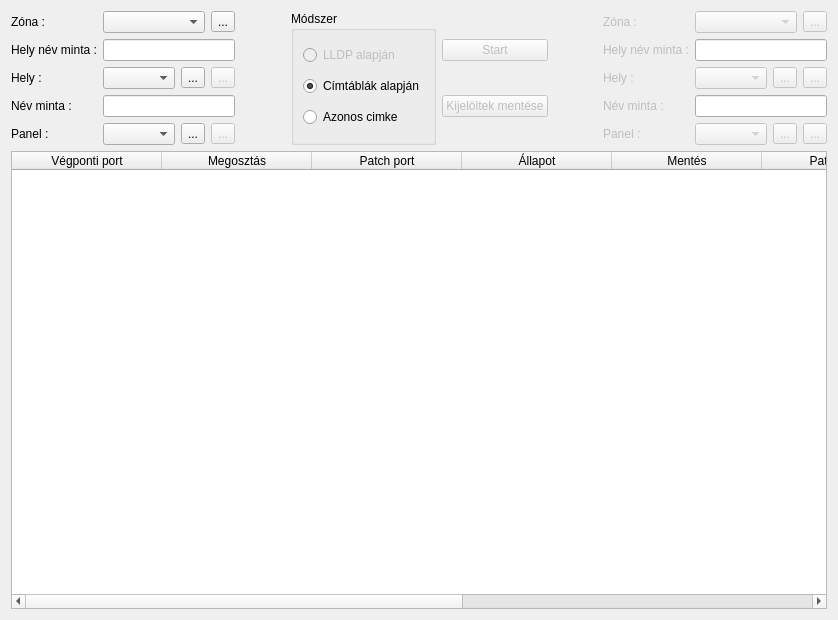
Before: the Qt Designer form lv2g/deducepatch.ui in csikfer/lanview2, drawn with Qt 5.
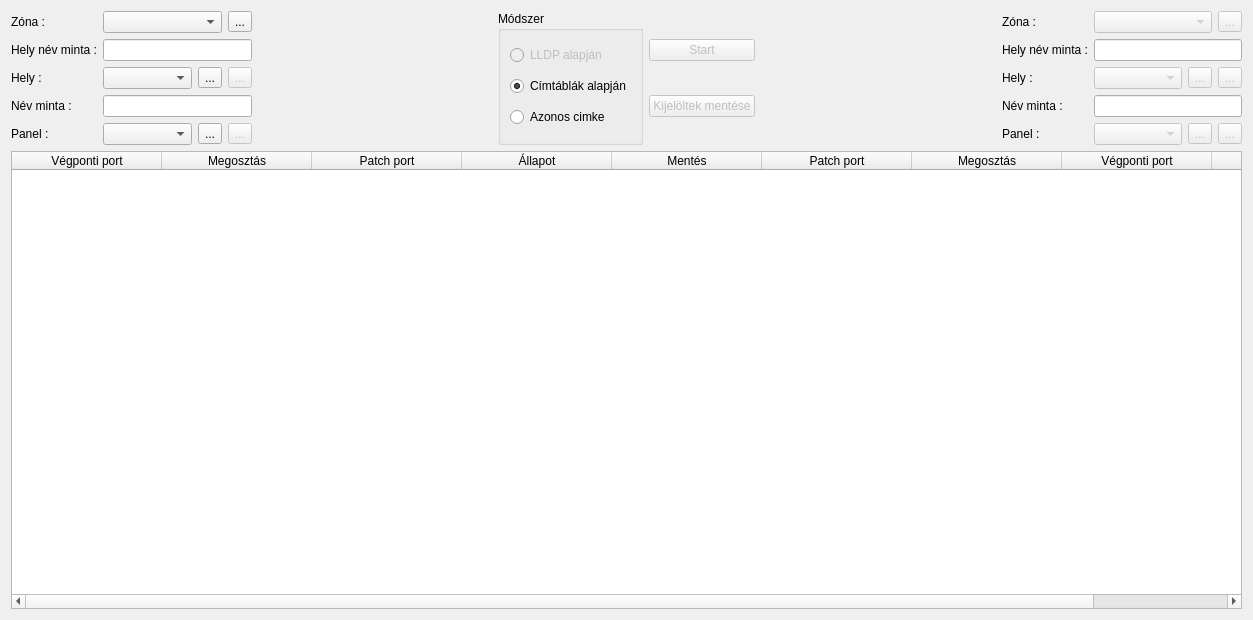
After: the same form once the commit is applied. Icons and pictures are not drawn.

```diff
--- a/lv2g/deducepatch.ui
+++ b/lv2g/deducepatch.ui
@@ -6,7 +6,7 @@
    <rect>
     <x>0</x>
     <y>0</y>
-    <width>838</width>
+    <width>1253</width>
     <height>620</height>
    </rect>
   </property>
@@ -241,7 +241,7 @@
        <item row="0" column="0">
         <widget class="QLabel" name="labelZone2">
          <property name="enabled">
-          <bool>false</bool>
+          <bool>true</bool>
          </property>
          <property name="text">
           <string>Zóna :</string>
@@ -251,7 +251,7 @@
        <item row="4" column="0">
         <widget class="QLabel" name="labelPatch2">
          <property name="enabled">
-          <bool>false</bool>
+          <bool>true</bool>
          </property>
          <property name="text">
           <string>Panel :</string>
@@ -261,7 +261,7 @@
        <item row="2" column="0">
         <widget class="QLabel" name="labelPlace2">
          <property name="enabled">
-          <bool>false</bool>
+          <bool>true</bool>
          </property>
          <property name="text">
           <string>Hely :</string>
@@ -274,7 +274,7 @@
        <item row="1" column="0">
         <widget class="QLabel" name="labelPlacePattern2">
          <property name="enabled">
-          <bool>false</bool>
+          <bool>true</bool>
          </property>
          <property name="text">
           <string>Hely név minta :</string>
@@ -284,7 +284,7 @@
        <item row="3" column="0">
         <widget class="QLabel" name="labelPatchPattern2">
          <property name="enabled">
-          <bool>false</bool>
+          <bool>true</bool>
          </property>
          <property name="text">
           <string>Név minta :</string>
```
